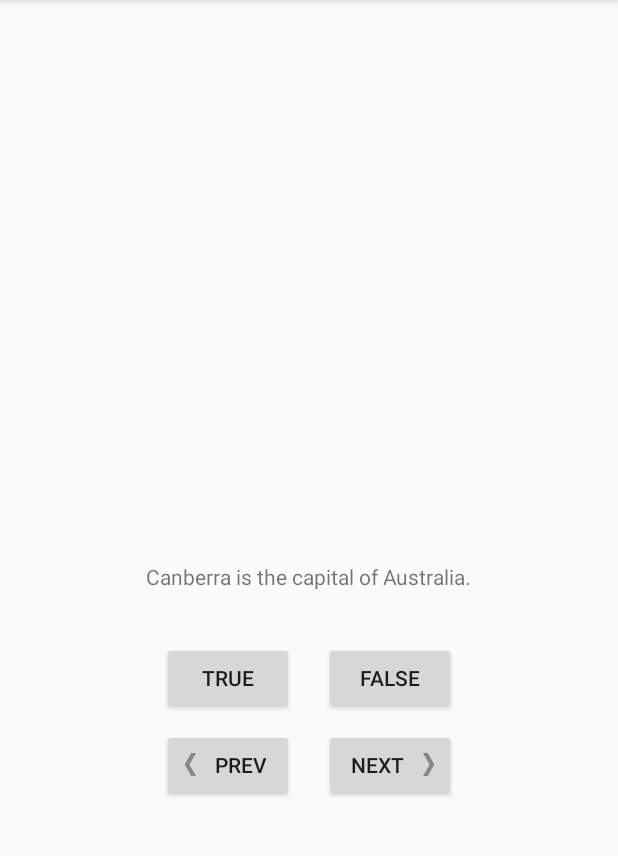
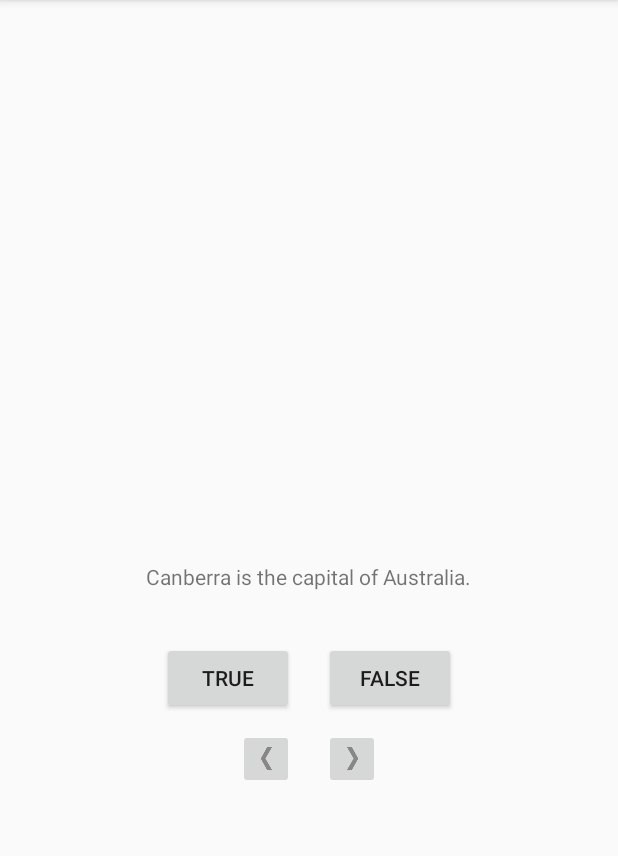
Before and after one commit to aishwaryamallampati/AndroidDevelopment, an Android app: the screen it shows after launch (MainActivity), on a phone screen of 412 x 824 dp, the part 84-940 px from its top. Run offline under Robolectric (Android 15) with nearby library versions, the light colour scheme and no system bars.

Commit message:
Next and prev buttons changed to image buttons

```diff
--- a/GeoQuiz/app/src/main/java/com/android/geoquiz/MainActivity.kt
+++ b/GeoQuiz/app/src/main/java/com/android/geoquiz/MainActivity.kt
@@ -5,6 +5,7 @@ import android.os.Bundle
 import android.view.Gravity
 import android.view.View
 import android.widget.Button
+import android.widget.ImageButton
 import android.widget.TextView
 import android.widget.Toast
 import com.android.geoquiz.model.Question
@@ -14,8 +15,8 @@ class MainActivity : AppCompatActivity() {
     // Using lateinit, we are informing compiler that these buttons will be assigned to non-null values later
     private lateinit var btnTrue: Button
     private lateinit var btnFalse: Button
-    private lateinit var btnNext: Button
-    private lateinit var btnPrev: Button
+    private lateinit var btnNext: ImageButton
+    private lateinit var btnPrev: ImageButton
     private lateinit var tvQuestion: TextView
 
     // Questions to be posed to the user
--- a/GeoQuiz/app/src/main/res/layout/activity_main.xml
+++ b/GeoQuiz/app/src/main/res/layout/activity_main.xml
@@ -39,30 +39,25 @@
         app:layout_constraintLeft_toRightOf="@id/glv_center">
     </Button>
 
-    <Button
+    <ImageButton
         android:id="@+id/btn_next"
         android:layout_width="wrap_content"
         android:layout_height="wrap_content"
-        android:text="@string/btn_next"
         android:layout_margin="@dimen/btn_margin"
-        android:drawableEnd="@drawable/arrow_right"
-        android:drawablePadding="@dimen/drawable_padding"
+        android:src="@drawable/arrow_right"
         app:layout_constraintTop_toBottomOf="@id/btn_true"
-        app:layout_constraintLeft_toRightOf="@id/glv_center"
-        >
-    </Button>
+        app:layout_constraintLeft_toRightOf="@id/glv_center">
+    </ImageButton>
 
-    <Button
+    <ImageButton
         android:id="@+id/btn_prev"
         android:layout_width="wrap_content"
         android:layout_height="wrap_content"
-        android:text="@string/btn_prev"
         android:layout_margin="@dimen/btn_margin"
-        android:drawableStart="@drawable/arrow_left"
-        android:drawablePadding="@dimen/drawable_padding"
+        android:src="@drawable/arrow_left"
         app:layout_constraintTop_toBottomOf="@id/btn_true"
         app:layout_constraintRight_toRightOf="@id/glv_center">
-    </Button>
+    </ImageButton>
 
     <androidx.constraintlayout.widget.Guideline
         android:id="@+id/glv_center"
```
